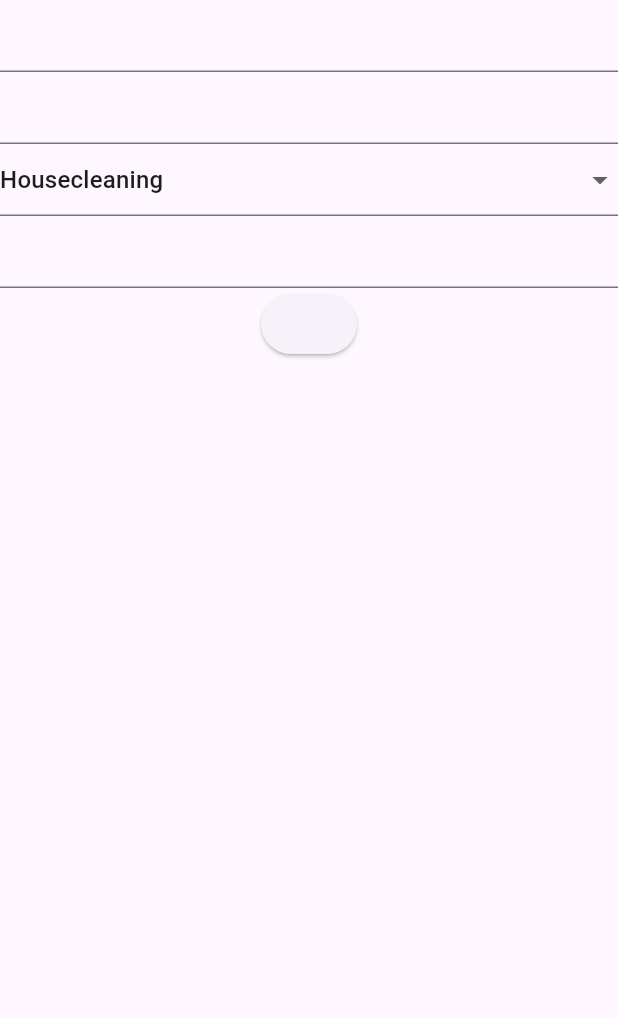
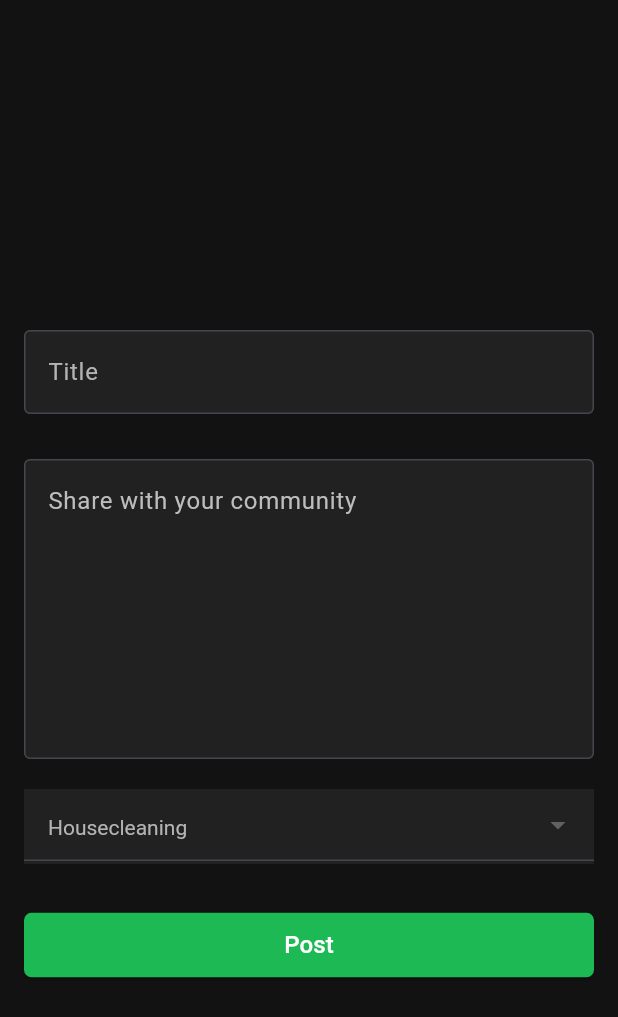
Before and after one commit to asaintpi/Eco_Connect115A, a Flutter app: the MyMakePostPage screen opened by its route, on a phone screen of 412 x 824 dp. Shown: the top 1017 px of the screen. Run offline on Flutter 3.47's test engine with Material 3 defaults, Android fonts, the phone set to English and light mode, and no system bars; our stand-ins replace firebase_auth, firebase_core, firebase_database, firebase_storage, geolocator, image_picker and 1 more; accounts and stored records are empty.

Commit message:
Make post page

```diff
--- a/lib/Pages/MakePost/makepost.dart
+++ b/lib/Pages/MakePost/makepost.dart
@@ -34,24 +34,75 @@ class _MyMakePostPageState extends State<MyMakePostPage> {
   }
 
 
-  final myAuthorController = TextEditingController();
-  final myTitleController = TextEditingController();
-  final myBodyController = TextEditingController();
-  final myServiceController = TextEditingController();
+  final _titleController = TextEditingController();
+  final _bodyController = TextEditingController();
 
   @override
   Widget build(BuildContext context) {
     return Scaffold(
-      body: Column( children: [
-        TextField(
-            controller: myAuthorController
+        body: Container(
+        color: const Color(0xFF121212),
+        // Set the background color to dark grey.
+        alignment: Alignment.center,
+        padding: const EdgeInsets.symmetric(horizontal: 16.0, vertical: 60.0),
+        child: SingleChildScrollView(
+            child: Column(
+                mainAxisAlignment: MainAxisAlignment.start,
+                children: [
+                const SizedBox(height: 50),
+          Container(
+            width: 640,
+            child: TextField(
+              controller: _titleController,
+              decoration: const InputDecoration(
+                labelText: 'Title',
+                labelStyle: TextStyle(color: Color(0xFFB3B3B3)),
+                border: OutlineInputBorder(),
+                fillColor: Color(0xFF212121),
+                filled: true,
               ),
-        TextField(
-            controller: myTitleController
+              style: const TextStyle(color: Color(0xFFB3B3B3)),
             ),
-        DropdownButtonFormField<String>(
+          ),
+                  const SizedBox(height: 30),
+                  Container(
+                    width: 640,
+                    height: 200,
+                    child: TextField(
+                      controller: _bodyController,
+                      maxLines: 8,
+                      decoration: InputDecoration(
+                        alignLabelWithHint: true,
+                        hintText: 'Share with your community',
+                        hintStyle: TextStyle(color: Colors.grey[400]),
+                        border: OutlineInputBorder(),
+                        fillColor: Color(0xFF212121),
+                        filled: true,
+                      ),
+                      style: TextStyle(color: Colors.white),
+                    ),
+                  ),
+                  const SizedBox(height: 20),
+                  Container(
+                    height: 50,
+                    width: 640,
+                    color: Color(0xFF212121),
+
+                    child: DropdownButtonFormField<String>(
                       value: selectedService, // Set initial value
-          hint: Text('Select Service'), // Display text before selection
+                      decoration: const InputDecoration(
+                        labelStyle: TextStyle(color: Color(0xFFB3B3B3)),
+                        hintText: '',
+                        fillColor: Color(0xFF212121),
+                        filled: true,
+                      ),
+                      style: const TextStyle(
+                        color: Color(0xFFB3B3B3),
+                      ),
+
+                      dropdownColor: Color(0xFF212121),
+                      focusColor: Color(0xFF212121),
+
                       items: serviceTypes.map((serviceType) => DropdownMenuItem<String>(
                         value: serviceType,
                         child: Text(serviceType),
@@ -62,13 +113,41 @@ class _MyMakePostPageState extends State<MyMakePostPage> {
                         });
                       },
                     ),
-        TextField(
-            controller: myBodyController
                   ),
-        ElevatedButton(onPressed: () => writePost(author: myAuthorController.text, title: myTitleController.text, body: myBodyController.text, service: selectedService), child: null,)
-      ]
+
+                  SizedBox(height: 30),
+                  Container(
+                    width: 640,
+                    child: ElevatedButton(
+                      onPressed: () => writePost(
+                          author: 'temp',
+                          title: _titleController.text,
+                          body: _bodyController.text,
+                          service: selectedService),
+                      style: ElevatedButton.styleFrom(
+                        backgroundColor: const Color(0xFF1DB954),
+                        padding: const EdgeInsets.symmetric(
+                            vertical: 10, horizontal: 20),
+                        shape: RoundedRectangleBorder(
+                          borderRadius: BorderRadius.circular(5.0),
                         ),
+                      ),
+                      child: const Text(
+                        'Post',
+                        style: TextStyle(
+                          color: Colors.white,
+                          fontSize: 16,
+                        ),
+                      ),
+                    ),
+                  )
+                ],
+            ),
+            )
+    )
+
     );
+
   }
 
 }
--- a/lib/main.dart
+++ b/lib/main.dart
@@ -2,7 +2,7 @@ import 'home.dart';
 import 'routegenerator.dart';
 import 'package:firebase_core/firebase_core.dart';
 import 'package:flutter/material.dart';
-import 'firebase_options.dart'; // Import the generated file
+import 'firebase_options.dart';
 import 'package:geolocator/geolocator.dart';
 import 'package:permission_handler/permission_handler.dart';
 
@@ -23,8 +23,8 @@ class MyApp extends StatelessWidget {
   Widget build(BuildContext context) {
     return const MaterialApp(
       debugShowCheckedModeBanner: false,
-      title: 'Firebase Realtime Database Demo',
-      initialRoute: '/',
+      title: 'EcoConnect',
+      home: MyHomePage(),
       onGenerateRoute: RouteGenerator.generateRoute,
 
     );
--- a/lib/routegenerator.dart
+++ b/lib/routegenerator.dart
@@ -1,6 +1,8 @@
 import 'package:eco_connect/Pages/Explore/explore.dart';
 import 'package:eco_connect/Pages/MakePost/makepost.dart';
+import 'package:eco_connect/security_code_screen.dart';
 import 'package:eco_connect/Pages/ListPosts/listposts.dart';
+import 'package:eco_connect/security_code_screen.dart';
 import 'package:eco_connect/home.dart';
 import 'package:flutter/material.dart';
 
@@ -17,6 +19,7 @@ class RouteGenerator {
         return MaterialPageRoute(builder: (_) => MyExplorePage());
       case '/makepost':
         return MaterialPageRoute(builder: (_) => MyMakePostPage());
+
         // If args is not of the correct type, return an error page.
         // You can also throw an exception while in development.
         return _errorRoute();
```
Lines whose indentation alone changed are shown as unchanged.
